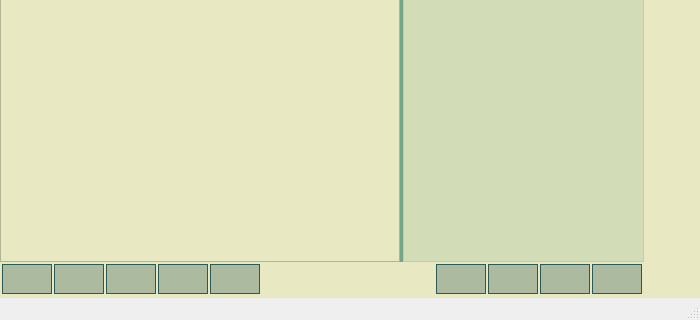
The window that 2D_Bin_Packing_Problem/mainwindow.ui (andrei-crisu/2D_BPP_gui_thread_approach) describes before a commit, drawn with Qt 5; both pictures show x 0 to 700 and y 180 to 500 of the 700 by 500 pixel window.
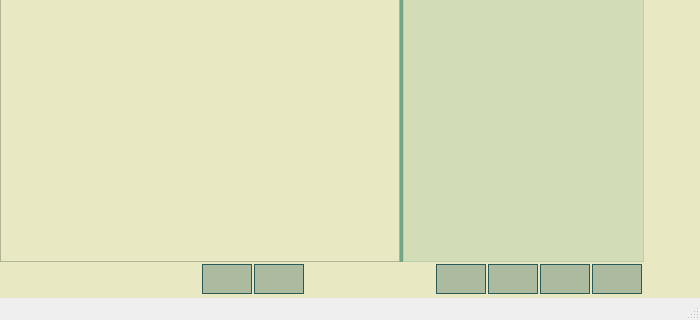
The same window after the commit. The open tabs and pages were chosen to show the change. Icons and pictures are not drawn.

Patch:
```diff
--- a/2D_Bin_Packing_Problem/mainwindow.ui
+++ b/2D_Bin_Packing_Problem/mainwindow.ui
@@ -1961,150 +1961,33 @@
                      <number>0</number>
                     </property>
                     <item>
-                     <widget class="QPushButton" name="pushButton_17">
-                      <property name="sizePolicy">
-                       <sizepolicy hsizetype="Fixed" vsizetype="Fixed">
-                        <horstretch>0</horstretch>
-                        <verstretch>0</verstretch>
-                       </sizepolicy>
+                     <spacer name="horizontalSpacer_13">
+                      <property name="orientation">
+                       <enum>Qt::Horizontal</enum>
                       </property>
-                      <property name="minimumSize">
-                       <size>
-                        <width>50</width>
-                        <height>30</height>
-                       </size>
+                      <property name="sizeType">
+                       <enum>QSizePolicy::Fixed</enum>
                       </property>
-                      <property name="maximumSize">
+                      <property name="sizeHint" stdset="0">
                        <size>
-                        <width>50</width>
-                        <height>30</height>
+                        <width>200</width>
+                        <height>20</height>
                        </size>
                       </property>
-                      <property name="styleSheet">
-                       <string notr="true">  QPushButton {
-	 background-color: rgba(41, 90, 86, 80);
-	  border-color: rgb(41, 90, 86);
-      border-style:solid;
-      border-width:1px;
-      font:  14px; 
-	  color: rgb(41, 90, 86);
-  }
-  QPushButton:hover:!pressed {
-	 background-color: rgba(167, 206, 151,120);
-	  border-color: rgba(41, 90, 86,164);
-      border-style:solid;
-  }</string>
-                      </property>
-                      <property name="text">
-                       <string/>
-                      </property>
-                      <property name="iconSize">
-                       <size>
-                        <width>28</width>
-                        <height>28</height>
-                       </size>
-                      </property>
-                     </widget>
+                     </spacer>
                     </item>
                     <item>
-                     <widget class="QPushButton" name="pushButton_16">
-                      <property name="sizePolicy">
-                       <sizepolicy hsizetype="Fixed" vsizetype="Fixed">
-                        <horstretch>0</horstretch>
-                        <verstretch>0</verstretch>
-                       </sizepolicy>
+                     <spacer name="horizontalSpacer_17">
+                      <property name="orientation">
+                       <enum>Qt::Horizontal</enum>
                       </property>
-                      <property name="minimumSize">
+                      <property name="sizeHint" stdset="0">
                        <size>
-                        <width>50</width>
-                        <height>30</height>
+                        <width>40</width>
+                        <height>20</height>
                        </size>
                       </property>
-                      <property name="maximumSize">
-                       <size>
-                        <width>50</width>
-                        <height>30</height>
-                       </size>
-                      </property>
-                      <property name="styleSheet">
-                       <string notr="true">  QPushButton {
-	 background-color: rgba(41, 90, 86, 80);
-	  border-color: rgb(41, 90, 86);
-      border-style:solid;
-      border-width:1px;
-      font:  14px; 
-	  color: rgb(41, 90, 86);
-  }
-  QPushButton:hover:!pressed {
-	 background-color: rgba(167, 206, 151,120);
-	  border-color: rgba(41, 90, 86,164);
-      border-style:solid;
-  }</string>
-                      </property>
-                      <property name="text">
-                       <string/>
-                      </property>
-                      <property name="iconSize">
-                       <size>
-                        <width>28</width>
-                        <height>28</height>
-                       </size>
-                      </property>
-                     </widget>
-                    </item>
-                    <item>
-                     <widget class="QPushButton" name="all_bins">
-                      <property name="sizePolicy">
-                       <sizepolicy hsizetype="Fixed" vsizetype="Fixed">
-                        <horstretch>0</horstretch>
-                        <verstretch>0</verstretch>
-                       </sizepolicy>
-                      </property>
-                      <property name="minimumSize">
-                       <size>
-                        <width>50</width>
-                        <height>30</height>
-                       </size>
-                      </property>
-                      <property name="maximumSize">
-                       <size>
-                        <width>50</width>
-                        <height>30</height>
-                       </size>
-                      </property>
-                      <property name="toolTip">
-                       <string>&lt;html&gt;&lt;head/&gt;&lt;body&gt;&lt;p&gt;&lt;span style=&quot; font-size:12pt;&quot;&gt;show all bins&lt;/span&gt;&lt;/p&gt;&lt;/body&gt;&lt;/html&gt;</string>
-                      </property>
-                      <property name="styleSheet">
-                       <string notr="true">  QPushButton {
-	 background-color: rgba(41, 90, 86, 80);
-	  border-color: rgb(41, 90, 86);
-      border-style:solid;
-      border-width:1px;
-      font:  14px; 
-	  color: rgb(41, 90, 86);
-  }
-  QPushButton:hover:!pressed {
-	 background-color: rgba(167, 206, 151,120);
-	  border-color: rgba(41, 90, 86,164);
-      border-style:solid;
-  }</string>
-                      </property>
-                      <property name="text">
-                       <string/>
-                      </property>
-                      <property name="icon">
-                       <iconset>
-                        <normalon>:/icons/app_icons/all.png</normalon>
-                       </iconset>
-                      </property>
-                      <property name="iconSize">
-                       <size>
-                        <width>24</width>
-                        <height>24</height>
-                       </size>
-                      </property>
-                     </widget>
+                     </spacer>
                     </item>
                     <item>
                      <widget class="QPushButton" name="previous_bin">
```
Left out of the diff: 103 changed lines with no effect on the pictures.
